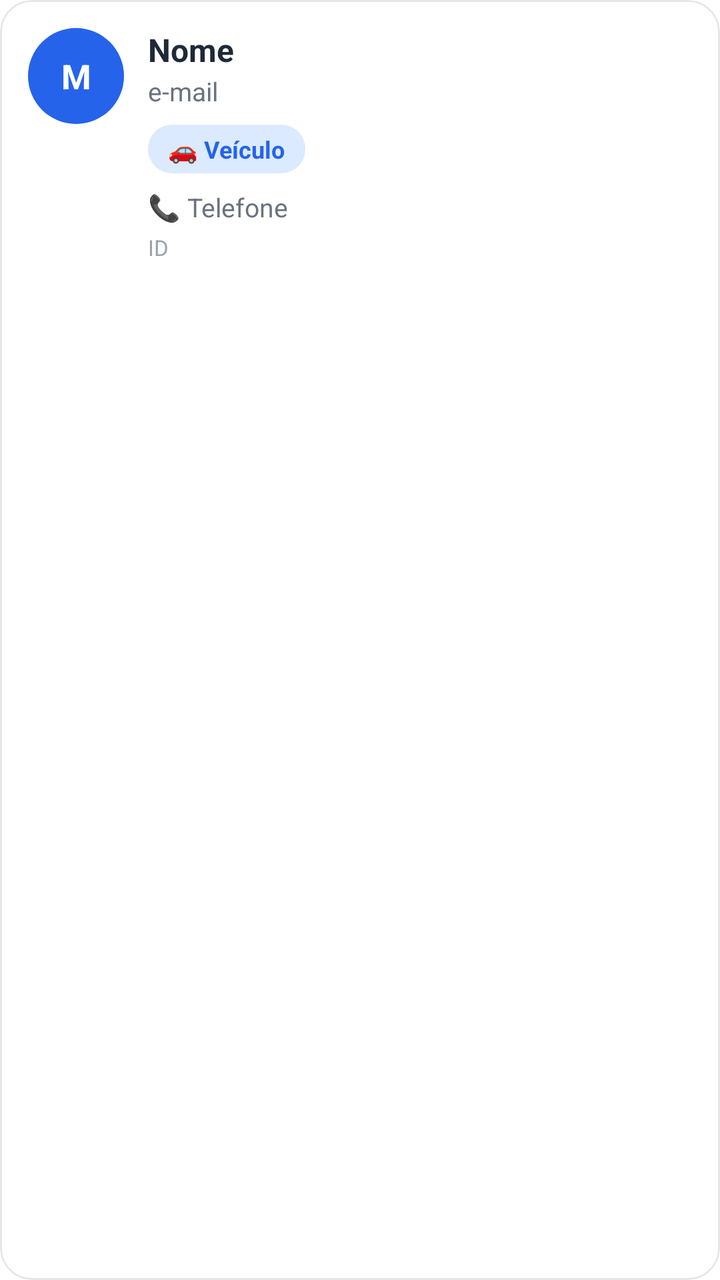
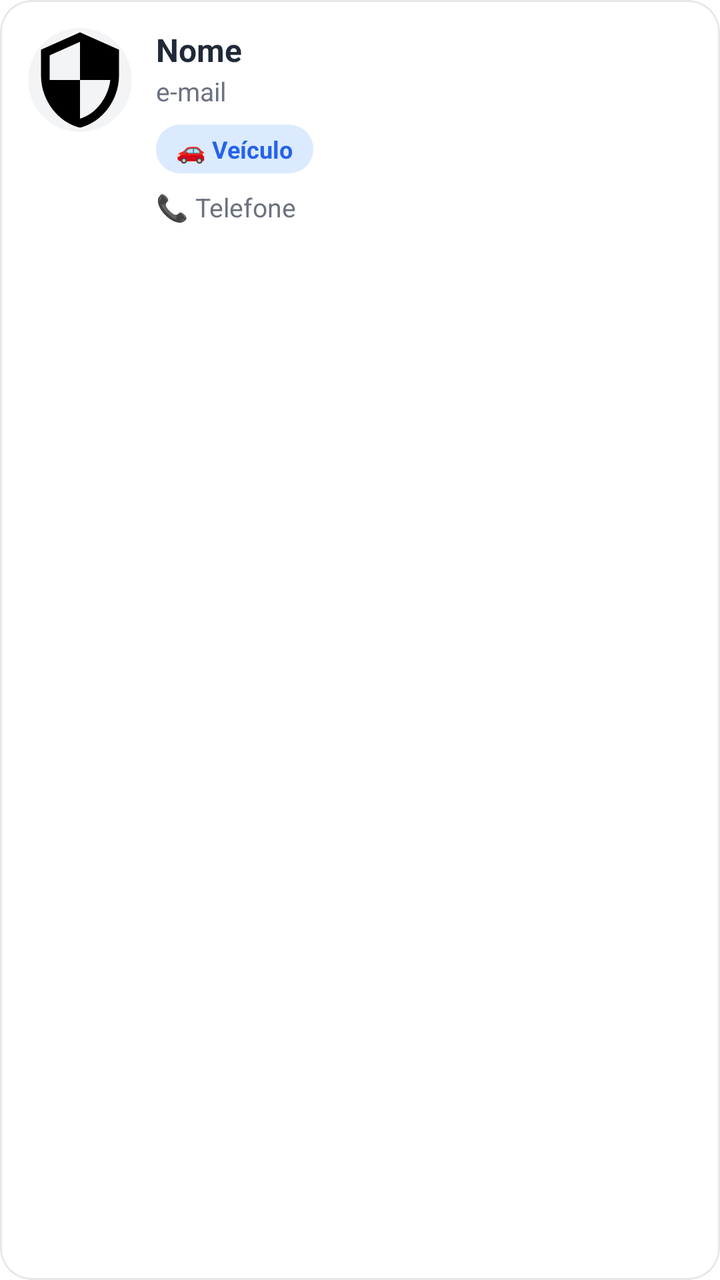

Compare the two renders of this Android layout. The source of the first and the diff that turns it into the second are given below.
<!-- AndroidManifest.xml: application theme Theme.MaterialComponents.Light.NoActionBar -->
<!-- res/layout/item_motorista_admin.xml -->
<?xml version="1.0" encoding="utf-8"?>
<com.google.android.material.card.MaterialCardView xmlns:android="http://schemas.android.com/apk/res/android"
    xmlns:app="http://schemas.android.com/apk/res-auto"
    style="@style/AdminCard"
    android:layout_marginTop="6dp"
    android:layout_marginBottom="6dp">

    <LinearLayout
        android:layout_width="match_parent"
        android:layout_height="wrap_content"
        android:orientation="horizontal"
        android:padding="14dp">

        <TextView
            android:id="@+id/tvAvatarMotorista"
            style="@style/AdminAvatar"
            android:backgroundTint="@color/admin_azul"
            android:text="M" />

        <LinearLayout
            android:layout_width="0dp"
            android:layout_height="wrap_content"
            android:layout_marginStart="12dp"
            android:layout_weight="1"
            android:orientation="vertical">

            <TextView
                android:id="@+id/tvNomeMotorista"
                style="@style/AdminTitulo"
                android:layout_width="match_parent"
                android:ellipsize="end"
                android:maxLines="1"
                android:text="Nome" />

            <TextView
                android:id="@+id/tvEmailMotorista"
                style="@style/AdminLinha"
                android:layout_marginTop="1dp"
                android:ellipsize="end"
                android:maxLines="1"
                android:text="e-mail" />

            <TextView
                android:id="@+id/tvVeiculoMotorista"
                style="@style/AdminChip"
                android:layout_marginTop="8dp"
                android:backgroundTint="@color/admin_azul_claro"
                android:textColor="@color/admin_azul"
                android:text="🚗 Veículo" />

            <TextView
                android:id="@+id/tvTelefoneMotorista"
                style="@style/AdminLinha"
                android:layout_marginTop="8dp"
                android:text="📞 Telefone" />

            <TextView
                android:id="@+id/tvUidMotorista"
                style="@style/AdminLinha"
                android:textSize="11sp"
                android:textColor="#9CA3AF"
                android:text="ID" />
        </LinearLayout>
    </LinearLayout>
</com.google.android.material.card.MaterialCardView>
<!-- resources referenced by this layout -->
<resources>
  <color name="admin_azul">#2563EB</color>
  <color name="admin_azul_claro">#DBEAFE</color>
  <style name="AdminAvatar">
          <item name="android:layout_width">48dp</item>
          <item name="android:layout_height">48dp</item>
          <item name="android:background">@drawable/bg_admin_avatar</item>
          <item name="android:gravity">center</item>
          <item name="android:textColor">@android:color/white</item>
          <item name="android:textSize">17sp</item>
          <item name="android:textStyle">bold</item>
      </style>
  <style name="AdminCard">
          <item name="android:layout_width">match_parent</item>
          <item name="android:layout_height">wrap_content</item>
          <item name="cardBackgroundColor">@android:color/white</item>
          <item name="cardCornerRadius">16dp</item>
          <item name="cardElevation">0dp</item>
          <item name="strokeColor">@color/admin_borda</item>
          <item name="strokeWidth">1dp</item>
      </style>
  <style name="AdminChip">
          <item name="android:layout_width">wrap_content</item>
          <item name="android:layout_height">wrap_content</item>
          <item name="android:background">@drawable/bg_admin_chip</item>
          <item name="android:backgroundTint">@color/admin_chip</item>
          <item name="android:paddingStart">10dp</item>
          <item name="android:paddingEnd">10dp</item>
          <item name="android:paddingTop">4dp</item>
          <item name="android:paddingBottom">4dp</item>
          <item name="android:textColor">@color/admin_texto</item>
          <item name="android:textSize">12sp</item>
          <item name="android:textStyle">bold</item>
      </style>
  <style name="AdminLinha">
          <item name="android:layout_width">match_parent</item>
          <item name="android:layout_height">wrap_content</item>
          <item name="android:textColor">@color/admin_texto_secundario</item>
          <item name="android:textSize">13sp</item>
          <item name="android:layout_marginTop">4dp</item>
      </style>
  <style name="AdminTitulo">
          <item name="android:layout_width">wrap_content</item>
          <item name="android:layout_height">wrap_content</item>
          <item name="android:textColor">@color/admin_texto</item>
          <item name="android:textSize">16sp</item>
          <item name="android:textStyle">bold</item>
      </style>
  <!-- drawable bg_admin_avatar (drawable) -->
  <?xml version="1.0" encoding="utf-8"?>
  <shape xmlns:android="http://schemas.android.com/apk/res/android" android:shape="oval">
      <solid android:color="#FFFFFF" />
  </shape>
  <color name="admin_borda">#E5E7EB</color>
  <!-- drawable bg_admin_chip (drawable) -->
  <?xml version="1.0" encoding="utf-8"?>
  <shape xmlns:android="http://schemas.android.com/apk/res/android" android:shape="rectangle">
      <solid android:color="#FFFFFF" />
      <corners android:radius="12dp" />
  </shape>
  <color name="admin_chip">#F3F4F6</color>
  <color name="admin_texto">#1F2937</color>
  <color name="admin_texto_secundario">#6B7280</color>
</resources>

<!-- the commit's change to res/layout/item_motorista_admin.xml (unified diff, before → after) -->
@@ -11,11 +11,14 @@
         android:orientation="horizontal"
         android:padding="14dp">
 
-        <TextView
-            android:id="@+id/tvAvatarMotorista"
-            style="@style/AdminAvatar"
-            android:backgroundTint="@color/admin_azul"
-            android:text="M" />
+        <com.google.android.material.imageview.ShapeableImageView
+            android:id="@+id/ivFotoMotorista"
+            android:layout_width="52dp"
+            android:layout_height="52dp"
+            android:background="@color/admin_chip"
+            android:scaleType="centerCrop"
+            android:src="@drawable/ic_admin"
+            app:shapeAppearanceOverlay="@style/AdminLogoCircular" />
 
         <LinearLayout
             android:layout_width="0dp"
@@ -31,6 +34,15 @@
                 android:ellipsize="end"
                 android:maxLines="1"
                 android:text="Nome" />
+
+            <TextView
+                android:id="@+id/tvBloqueadoMotorista"
+                style="@style/AdminChip"
+                android:layout_marginTop="4dp"
+                android:backgroundTint="@color/admin_vermelho_claro"
+                android:textColor="#B91C1C"
+                android:text="🚫 Bloqueado"
+                android:visibility="gone" />
 
             <TextView
                 android:id="@+id/tvEmailMotorista"
@@ -53,13 +65,6 @@
                 style="@style/AdminLinha"
                 android:layout_marginTop="8dp"
                 android:text="📞 Telefone" />
-
-            <TextView
-                android:id="@+id/tvUidMotorista"
-                style="@style/AdminLinha"
-                android:textSize="11sp"
-                android:textColor="#9CA3AF"
-                android:text="ID" />
         </LinearLayout>
     </LinearLayout>
 </com.google.android.material.card.MaterialCardView>
<!-- resource entries referenced after the edit -->
@@ -2,15 +2,18 @@
 <resources>
   <color name="admin_azul">#2563EB</color>
   <color name="admin_azul_claro">#DBEAFE</color>
-  <style name="AdminAvatar">
-          <item name="android:layout_width">48dp</item>
-          <item name="android:layout_height">48dp</item>
-          <item name="android:background">@drawable/bg_admin_avatar</item>
-          <item name="android:gravity">center</item>
-          <item name="android:textColor">@android:color/white</item>
-          <item name="android:textSize">17sp</item>
-          <item name="android:textStyle">bold</item>
-      </style>
+  <color name="admin_chip">#F3F4F6</color>
+  <color name="admin_vermelho_claro">#FEE2E2</color>
+  <!-- drawable ic_admin (drawable) -->
+  <vector xmlns:android="http://schemas.android.com/apk/res/android"
+      android:width="24dp"
+      android:height="24dp"
+      android:viewportWidth="24"
+      android:viewportHeight="24">
+      <path
+          android:fillColor="#FF000000"
+          android:pathData="M12,1L3,5v6c0,5.55 3.84,10.74 9,12 5.16,-1.26 9,-6.45 9,-12V5l-9,-4zM12,11.99h7c-0.53,4.12 -3.28,7.79 -7,8.94V12H5V6.3l7,-3.11v8.8z"/>
+  </vector>
   <style name="AdminCard">
           <item name="android:layout_width">match_parent</item>
           <item name="android:layout_height">wrap_content</item>
@@ -40,6 +43,10 @@
           <item name="android:textSize">13sp</item>
           <item name="android:layout_marginTop">4dp</item>
       </style>
+  <style name="AdminLogoCircular">
+          <item name="cornerFamily">rounded</item>
+          <item name="cornerSize">50%</item>
+      </style>
   <style name="AdminTitulo">
           <item name="android:layout_width">wrap_content</item>
           <item name="android:layout_height">wrap_content</item>
@@ -47,11 +54,6 @@
           <item name="android:textSize">16sp</item>
           <item name="android:textStyle">bold</item>
       </style>
-  <!-- drawable bg_admin_avatar (drawable) -->
-  <?xml version="1.0" encoding="utf-8"?>
-  <shape xmlns:android="http://schemas.android.com/apk/res/android" android:shape="oval">
-      <solid android:color="#FFFFFF" />
-  </shape>
   <color name="admin_borda">#E5E7EB</color>
   <!-- drawable bg_admin_chip (drawable) -->
   <?xml version="1.0" encoding="utf-8"?>
@@ -59,7 +61,6 @@
       <solid android:color="#FFFFFF" />
       <corners android:radius="12dp" />
   </shape>
-  <color name="admin_chip">#F3F4F6</color>
   <color name="admin_texto">#1F2937</color>
   <color name="admin_texto_secundario">#6B7280</color>
 </resources>
